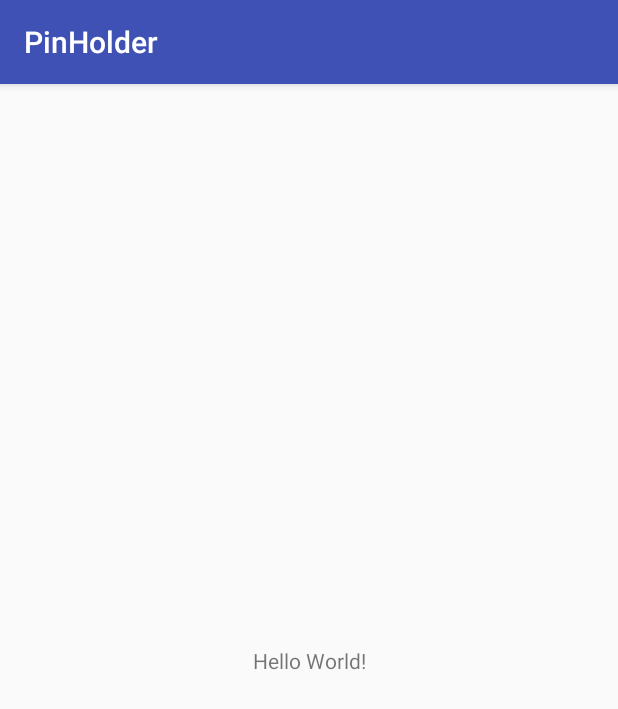
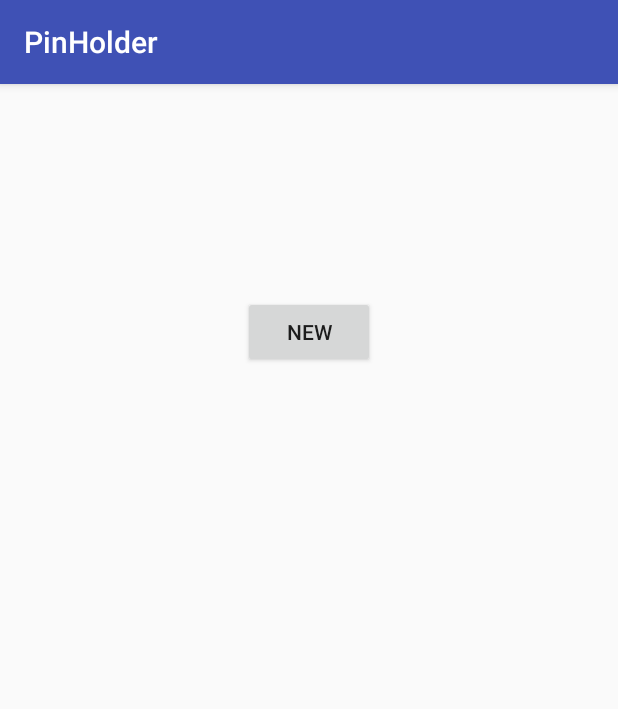
Before and after one commit to asizikov/pinholder-android, an Android app: the screen it shows after launch (MainActivity), on a phone screen of 412 x 824 dp. Shown: the top 709 px of the screen. Run offline under Robolectric (Android 15) with nearby library versions, the phone set to English and light mode, and no system bars.

Commit message:
Adding the "New" button
Adding the "New" button and the empty method "onClickNew"

```diff
--- a/src/PinHolder/app/src/main/AndroidManifest.xml
+++ b/src/PinHolder/app/src/main/AndroidManifest.xml
@@ -16,6 +16,7 @@
                 <category android:name="android.intent.category.LAUNCHER" />
             </intent-filter>
         </activity>
+        <activity android:name=".NewFormActivity"></activity>
     </application>
 
 </manifest>
--- a/src/PinHolder/app/src/main/java/com/pinholder/android/MainActivity.java
+++ b/src/PinHolder/app/src/main/java/com/pinholder/android/MainActivity.java
@@ -2,12 +2,20 @@ package com.pinholder.android;
 
 import android.support.v7.app.AppCompatActivity;
 import android.os.Bundle;
+import android.view.View;
+import android.widget.Button;
 
 public class MainActivity extends AppCompatActivity {
+
+    private Button buttonNew;
 
     @Override
     protected void onCreate(Bundle savedInstanceState) {
         super.onCreate(savedInstanceState);
         setContentView(R.layout.activity_main);
+        buttonNew = (Button)findViewById(R.id.buttonNEW);
+    }
+
+    public void onClickNew(View view) {
     }
 }
--- a/src/PinHolder/app/src/main/res/layout/activity_main.xml
+++ b/src/PinHolder/app/src/main/res/layout/activity_main.xml
@@ -6,13 +6,17 @@
     android:layout_height="match_parent"
     tools:context="com.pinholder.android.MainActivity">
 
-    <TextView
+    <Button
+        android:id="@+id/buttonNEW"
         android:layout_width="wrap_content"
         android:layout_height="wrap_content"
-        android:text="Hello World!"
-        app:layout_constraintBottom_toBottomOf="parent"
+        android:layout_marginTop="141dp"
+        android:onClick="onClickNew"
+        android:text="NEW"
         app:layout_constraintLeft_toLeftOf="parent"
         app:layout_constraintRight_toRightOf="parent"
-        app:layout_constraintTop_toTopOf="parent" />
-
+        app:layout_constraintTop_toTopOf="parent"
+        tools:layout_constraintLeft_creator="1"
+        tools:layout_constraintRight_creator="1"
+        tools:layout_constraintTop_creator="1" />
 </android.support.constraint.ConstraintLayout>
```
Also changed, not shown: src/PinHolder/app/src/main/java/com/pinholder/android/NewFormActivity.java (added, +13 -0 lines), src/PinHolder/app/src/main/res/layout/activity_newform.xml (added, +9 -0 lines).
